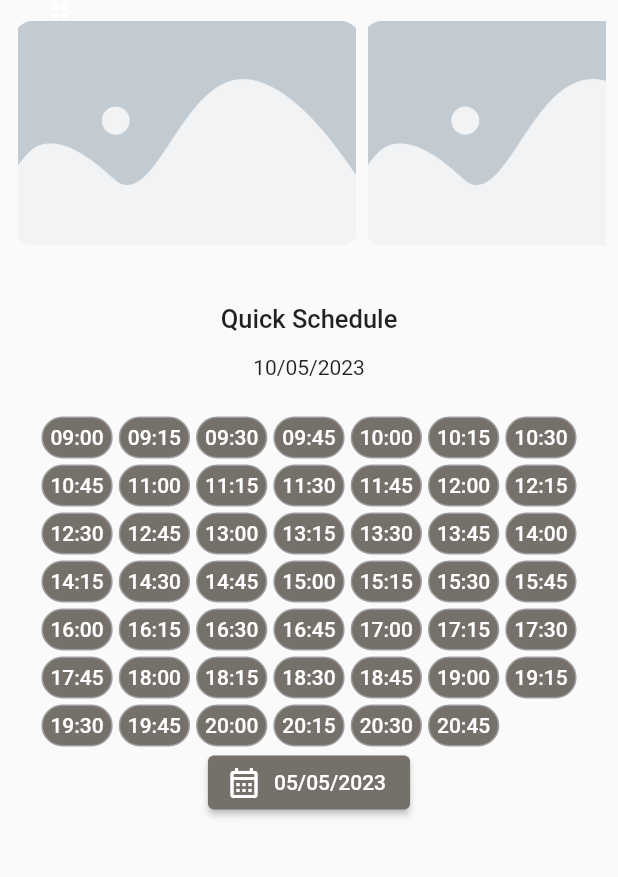
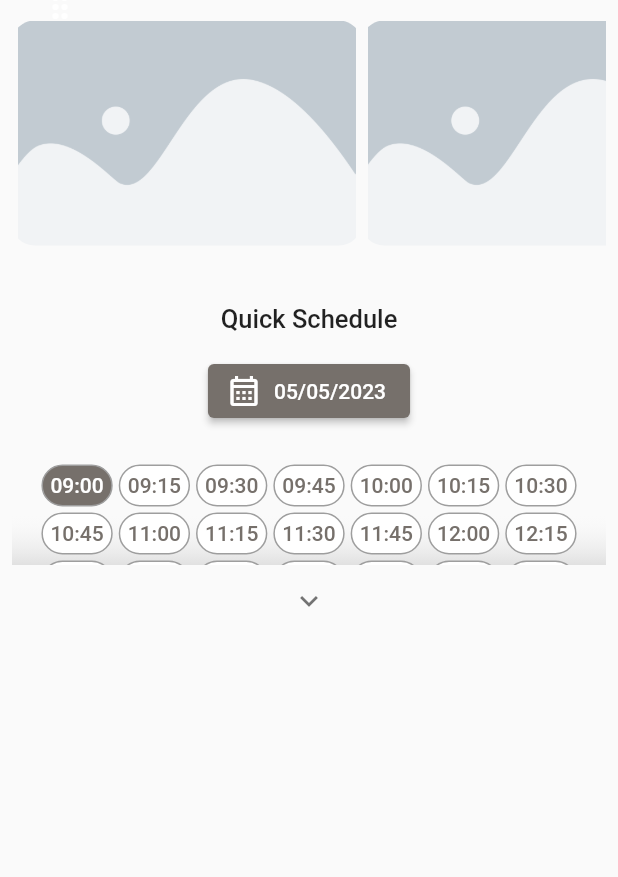
Before and after one commit to Guyco070/scheduling_appointments_app-Flutter, a Flutter app: the UserHomePage screen opened by its route, on a phone screen of 412 x 824 dp, the part 68-945 px from its top. Run offline on Flutter 3.47's test engine with Material 2 defaults, Android fonts, the phone set to English and light mode, and no system bars; our stand-ins replace snippet_coder_utils.

Commit message:
schedule widgets

```diff
--- /dev/null
+++ b/lib/widgets/animated/custom_expanded_list_view.dart
@@ -0,0 +1,86 @@
+import 'package:flutter/material.dart';
+import './expanded_section.dart';
+// import 'package:kodesh_app/providers/language_change_provider.dart';
+
+class CustomExpandedListView extends StatefulWidget {
+  const CustomExpandedListView(
+      {super.key,
+      required this.children,
+      this.maxHeight = 300,
+      this.minHeight = 140,
+      this.titledExpandIcon});
+  final List<Widget> children;
+  final double minHeight;
+  final double maxHeight;
+  final Widget? titledExpandIcon;
+  @override
+  State<CustomExpandedListView> createState() => _CutomExpandedListViewState();
+}
+
+class _CutomExpandedListViewState extends State<CustomExpandedListView> {
+  bool _isExpanded = false;
+  @override
+  Widget build(BuildContext context) {
+    var iconButton = ExpandIcon(
+            isExpanded: _isExpanded,
+            onPressed: (isExp) {
+              setState(() {
+                _isExpanded = !isExp;
+              });
+            },
+           );
+    return Column(
+      children: [
+        if(widget.titledExpandIcon != null) ...{
+          const Divider(),
+          Row(
+            mainAxisAlignment: MainAxisAlignment.center,
+            children: [
+              // Align(alignment: !LanguageChangeProvider.isDirectionRTL(null) ? Alignment.centerLeft : Alignment.centerRight, child: const SizedBox(width: 40,)), // set title centered
+              Align(alignment: Alignment.center, child: widget.titledExpandIcon!),
+              // Align(alignment: LanguageChangeProvider.isDirectionRTL(null) ? Alignment.centerLeft : Alignment.centerRight, child: iconButton),
+            ],
+          ),
+          const Divider(
+            indent: 18,
+            endIndent: 18,
+          ),
+        },
+        Container(
+          decoration: BoxDecoration(
+            gradient: LinearGradient(
+              begin: Alignment.topCenter,
+              end: Alignment.bottomCenter,
+              colors: [
+                Colors.white.withOpacity(0),
+                Colors.white.withOpacity(0),
+                Colors.white.withOpacity(0),
+                Colors.white.withOpacity(0),
+                Colors.black
+                    .withOpacity(0.1), //This controls the darkness of the bar
+              ],
+              // stops: [0, 1], if you want to adjust the gradiet this is where you would do it
+            ),
+          ),
+          child: !_isExpanded ? LimitedBox(
+              maxHeight: _isExpanded ? widget.maxHeight : widget.minHeight,
+              child: ListView(
+                padding: const EdgeInsets.all(0),
+                children: widget.children,
+              ),
+            ) : ExpandedSection(
+            expand: _isExpanded,
+            child: LimitedBox(
+              maxHeight: _isExpanded ? widget.maxHeight : widget.minHeight,
+              child: ListView(
+                padding: const EdgeInsets.all(0),
+                children: widget.children,
+              ),
+            ),
+          ),
+        ),
+        if(widget.titledExpandIcon == null) iconButton
+      ],
+    );
+  }
+}
--- a/lib/widgets/schedule/next_turn_day_widget.dart
+++ b/lib/widgets/schedule/next_turn_day_widget.dart
@@ -9,6 +9,6 @@ class NextTurnDayWidget extends StatelessWidget {
 
   @override
   Widget build(BuildContext context) {
-    return ScreenSection(title: "Quick Schedule", child: TimeListWidget());
+    return ScreenSection(title: "Quick Schedule", child: const TimeListWidget());
   }
 }
--- a/lib/widgets/schedule/time_widget.dart
+++ b/lib/widgets/schedule/time_widget.dart
@@ -3,26 +3,37 @@ import 'package:flutter/src/widgets/framework.dart';
 import 'package:flutter/src/widgets/placeholder.dart';
 import 'package:scheduling_appointments_app/utils/config.dart';
 
-class TimeWidget extends StatelessWidget {
-  TimeWidget(this.timeText ,{super.key,});
+class TimeWidget extends StatefulWidget {
+  TimeWidget(this.timeText ,{super.key, required this.isChosen, required this.setChosenTime});
   String timeText;
+  bool isChosen;
+  Function setChosenTime;
+
+  @override
+  State<TimeWidget> createState() => _TimeWidgetState();
+}
+
+class _TimeWidgetState extends State<TimeWidget> {
 
   @override
   Widget build(BuildContext context) {
-    return Container(
+    return GestureDetector(
+      onTap: () => widget.setChosenTime(widget.timeText),
+      child: Container(
         padding: const EdgeInsets.all(5),
         decoration: BoxDecoration(
-        color: Theme.of(context).colorScheme.primary,
+          color: widget.isChosen ? Theme.of(context).colorScheme.primary : Config.onLogoIconColor,
           borderRadius: BorderRadius.circular(20),
           border: Border.all(
             color: Colors.grey,
           )
         ),
         child: Text(
-        timeText,
+          widget.timeText,
           style: TextStyle(
-          color: Config.onLogoIconColor,
+            color: widget.isChosen ? Config.onLogoIconColor : Theme.of(context).colorScheme.primary,
             fontWeight: FontWeight.w500,
+          ),
         ),
       ),
     );
--- a/lib/widgets/schedule/times_list_widget.dart
+++ b/lib/widgets/schedule/times_list_widget.dart
@@ -2,6 +2,7 @@ import 'package:flutter/material.dart';
 import 'package:flutter/src/widgets/framework.dart';
 import 'package:flutter/src/widgets/placeholder.dart';
 import 'package:scheduling_appointments_app/utils/config.dart';
+import 'package:scheduling_appointments_app/widgets/animated/custom_expanded_list_view.dart';
 import 'package:scheduling_appointments_app/widgets/schedule/DatePickerWidget.dart';
 import 'package:scheduling_appointments_app/widgets/schedule/time_widget.dart';
 
@@ -15,13 +16,21 @@ class TimeListWidget extends StatefulWidget {
 class _TimeListWidgetState extends State<TimeListWidget> {
   final List<TimeWidget> timeWidgets = [];
   int toViewIndex = 20;
+  String chosenTime = '';
+
+  @override
+  void initState() {
+    getTimeWidgets();
+    super.initState();
+  }
 
   getTimeWidgets(){
     for(int i = 9, j = 0; i < 21; j = (j + 15) % 60) {
       String timeText = i.toString();
       timeText = timeText.length == 2 ? timeText : '0$timeText';
       timeText += ':${j.toString().length == 2 ? j.toString() : '00'}';
-      timeWidgets.add(TimeWidget(timeText));
+      if(chosenTime.isEmpty) chosenTime = timeText;
+      timeWidgets.add(TimeWidget(timeText, isChosen: chosenTime == timeText, setChosenTime: setChosenTime,));
 
       if((j+15) % 60 == 0){
         i++;
@@ -33,26 +42,63 @@ class _TimeListWidgetState extends State<TimeListWidget> {
     });
   }
 
-  @override
-  void initState() {
-    getTimeWidgets();
-    super.initState();
+  updateTimeWidgets(){
+    int index = timeWidgets.indexWhere((element) => element.isChosen);
+    if(index != -1) timeWidgets[index] = TimeWidget(timeWidgets[index].timeText, isChosen: false, setChosenTime: setChosenTime);
+
+    index = timeWidgets.indexWhere((element) => element.timeText == chosenTime);
+    timeWidgets[index] = TimeWidget(timeWidgets[index].timeText, isChosen: true, setChosenTime: setChosenTime);
+
+    setState(() {
+
+    });
   }
+
+  setChosenTime(String newChosenTime){
+    chosenTime = newChosenTime;
+
+    updateTimeWidgets();
+  }
+
+  // setToViewIndex(int newIndex){
+  //   setState(() {
+  //     toViewIndex = newIndex;
+  //   });
+  // }
+
+  // increaseIndexToView(){
+  //   setToViewIndex(toViewIndex + 10);
+  // }
+
+  // decreaseIndexToView(){
+  //   setToViewIndex(toViewIndex + 10);
+  // }
 
   @override
   Widget build(BuildContext context) {
-    return Column(
+    return CustomExpandedListView(
+      maxHeight: ((8 + 1) * 50),
       children: [
-        Text("10/05/2023",),
+        Column(
+            children: [
+            const DatePickerWidget(),
             Config.spaceSmall,
             Wrap(
               spacing: 4,
               runSpacing: 4,
               children: [
-            ...timeWidgets
+                ...timeWidgets,
+                //.getRange(0, (timeWidgets.length > toViewIndex ? toViewIndex : timeWidgets.length)),
+                // IconButton(onPressed: (){
+                //   increaseIndexToView();
+                // },
+                // icon: const Icon(Icons.more_horiz_outlined))
               ],
             ),
-        DatePickerWidget(),
+            Config.spaceSmall,
+            ElevatedButton(onPressed: (){}, child: const Text("Schedule"))
+          ]
+        )
       ],
     );
   }
```
Also changed, not shown: lib/widgets/animated/expanded_section.dart (added, +65 -0 lines). Lines whose indentation alone changed are shown as unchanged.
